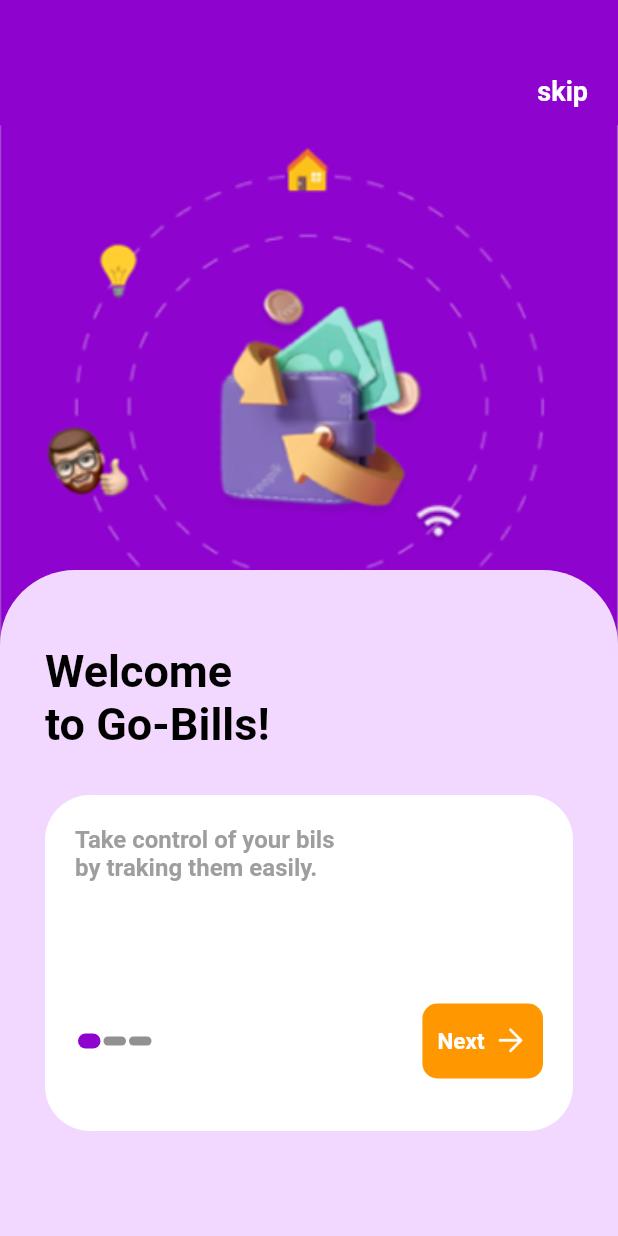
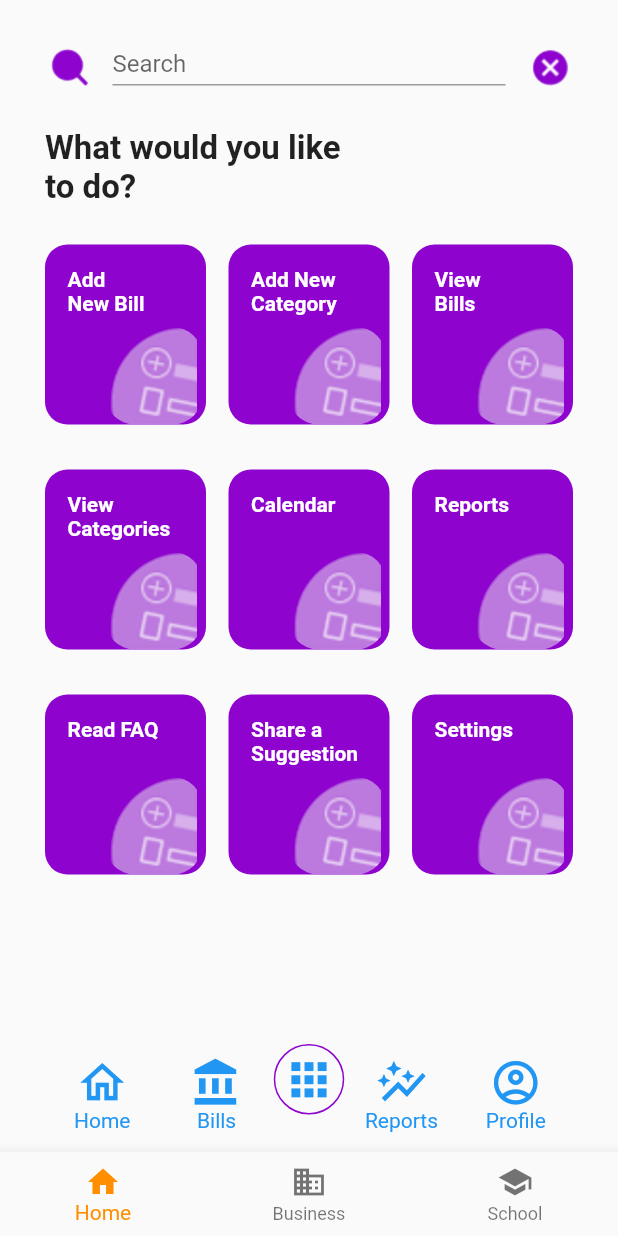
Before and after one commit to ChiragGajjar/PaymentReminder, a Flutter app: the screen it shows after launch, on a phone screen of 412 x 824 dp. Run offline on Flutter 3.47's test engine with Material 2 defaults, Android fonts, the phone set to English and light mode, and no system bars.

Commit message:
search screen flow added

```diff
--- a/lib/Utils/app_images.dart
+++ b/lib/Utils/app_images.dart
@@ -7,5 +7,8 @@ class AppImages {
   static const AssetImage arrow_white = AssetImage(imagePackage + 'arrow_white.png');
   static const AssetImage google_logo = AssetImage(imagePackage + 'google_logo.png');
   static const AssetImage login_icon = AssetImage(imagePackage + 'login_icon.png');
+  static const AssetImage close_icon = AssetImage(imagePackage + 'close.png');
+  static const AssetImage search_icon = AssetImage(imagePackage + 'search.png');
+  static const AssetImage search_background = AssetImage(imagePackage + 'search_background.png');
 
 }
--- a/lib/login/login_screen.dart
+++ b/lib/login/login_screen.dart
@@ -58,7 +58,7 @@ class _LoginScreenState extends State<LoginScreen> {
             ),
           ),
           Positioned(
-            top: 220,
+           // top: 220,
             left: 0,
             right: 0,
             bottom: 0,
@@ -73,8 +73,7 @@ class _LoginScreenState extends State<LoginScreen> {
               child: Column(
                 crossAxisAlignment: CrossAxisAlignment.start,
                 children: [
-                  Expanded(
-                    child: Container(
+                  Container(
                     margin:
                         EdgeInsets.symmetric(horizontal: 35, vertical: 40),
                     decoration: BoxDecoration(
@@ -293,7 +292,6 @@ class _LoginScreenState extends State<LoginScreen> {
                       ],
                     ),
                   ),
-                  ),
                   SizedBox(
                     height: 40,
                   ),
--- a/lib/main.dart
+++ b/lib/main.dart
@@ -1,6 +1,7 @@
 import 'package:flutter/material.dart';
 import 'package:payment_app/login/login_screen.dart';
 import 'package:payment_app/onboarding/welcome_screen1.dart';
+import 'package:payment_app/search_screen.dart';
 
 void main() {
   runApp(MyApp());
@@ -15,7 +16,7 @@ class MyApp extends StatelessWidget {
       theme: ThemeData(
         primarySwatch: Colors.blue,
       ),
-      home: WelcomePage1(),
+      home: SearchScreen(),
     );
   }
 }
--- /dev/null
+++ b/lib/search_screen.dart
@@ -0,0 +1,530 @@
+import 'package:flutter/material.dart';
+
+import 'Utils/app_images.dart';
+
+class SearchScreen extends StatefulWidget {
+  const SearchScreen({Key? key}) : super(key: key);
+
+  @override
+  _SearchScreenState createState() => _SearchScreenState();
+}
+
+class _SearchScreenState extends State<SearchScreen> {
+  @override
+  Widget build(BuildContext context) {
+    return Scaffold(
+      resizeToAvoidBottomInset: false,
+      body: Container(
+        margin: EdgeInsets.only(top: 30, left: 30, bottom: 5, right: 30),
+        child: Column(
+          children: [
+            Row(children: [
+              Image(
+                height: 30,
+                width: 30,
+                image: AppImages.search_icon,
+              ),
+              SizedBox(
+                height: 26,
+                width: 15,
+              ),
+              Expanded(
+                child: TextField(
+                  decoration: InputDecoration(
+                    hintText: "Search",
+                    isDense: true,
+                    contentPadding: EdgeInsets.only(bottom: 5),
+                  ),
+                ),
+              ),
+              SizedBox(
+                height: 26,
+                width: 15,
+              ),
+              Image(
+                height: 30,
+                width: 30,
+                image: AppImages.close_icon,
+              ),
+            ]),
+            Expanded(
+                child: Container(
+              child: Column(
+                crossAxisAlignment: CrossAxisAlignment.start,
+                children: [
+                  SizedBox(
+                    height: 26,
+                    width: 15,
+                  ),
+                  Text(
+                    "What would you like \nto do?",
+                    style: TextStyle(fontWeight: FontWeight.bold, fontSize: 22),
+                  ),
+                  SizedBox(
+                    height: 25,
+                    width: 15,
+                  ),
+                  Row(
+                    children: [
+                      Expanded(
+                        child: Container(
+                          decoration: BoxDecoration(
+                            borderRadius: BorderRadius.all(Radius.circular(15)),
+                            color: Color(0xFF8E04CE),
+                          ),
+                          height: 120,
+                          child: Stack(
+                            children: [
+                              Positioned(
+                                top: 15,
+                                left: 15,
+                                child: Text(
+                                  "Add \nNew Bill",
+                                  style: TextStyle(
+                                      color: Colors.white,
+                                      fontWeight: FontWeight.bold),
+                                ),
+                              ),
+                              Positioned(
+                                top: 55,
+                                left: 40,
+                                child: ClipRRect(
+                                  borderRadius: BorderRadius.circular(20),
+                                  child: Image(
+                                    height: 65,
+                                    width: 65,
+                                    image: AppImages.search_background,
+                                  ),
+                                ),
+                              ),
+                            ],
+                          ),
+                        ),
+                      ),
+                      SizedBox(
+                        height: 26,
+                        width: 15,
+                      ),
+                      Expanded(
+                        child: Container(
+                          decoration: BoxDecoration(
+                            borderRadius: BorderRadius.all(Radius.circular(15)),
+                            color: Color(0xFF8E04CE),
+                          ),
+                          height: 120,
+                          child: Stack(
+                            children: [
+                              Positioned(
+                                top: 15,
+                                left: 15,
+                                child: Text(
+                                  "Add New \nCategory",
+                                  style: TextStyle(
+                                      color: Colors.white,
+                                      fontWeight: FontWeight.bold),
+                                ),
+                              ),
+                              Positioned(
+                                top: 55,
+                                left: 40,
+                                child: ClipRRect(
+                                  borderRadius: BorderRadius.circular(20),
+                                  child: Image(
+                                    height: 65,
+                                    width: 65,
+                                    image: AppImages.search_background,
+                                  ),
+                                ),
+                              ),
+                            ],
+                          ),
+                        ),
+                      ),
+                      SizedBox(
+                        height: 26,
+                        width: 15,
+                      ),
+                      Expanded(
+                        child: Container(
+                          decoration: BoxDecoration(
+                            borderRadius: BorderRadius.all(Radius.circular(15)),
+                            color: Color(0xFF8E04CE),
+                          ),
+                          height: 120,
+                          child: Stack(
+                            children: [
+                              Positioned(
+                                top: 15,
+                                left: 15,
+                                child: Text(
+                                  "View \nBills",
+                                  style: TextStyle(
+                                      color: Colors.white,
+                                      fontWeight: FontWeight.bold),
+                                ),
+                              ),
+                              Positioned(
+                                top: 55,
+                                left: 40,
+                                child: ClipRRect(
+                                  borderRadius: BorderRadius.circular(20),
+                                  child: Image(
+                                    height: 65,
+                                    width: 65,
+                                    image: AppImages.search_background,
+                                  ),
+                                ),
+                              ),
+                            ],
+                          ),
+                        ),
+                      ),
+                    ],
+                  ),
+                  SizedBox(
+                    height: 30,
+                    width: 15,
+                  ),
+                  Row(
+                    children: [
+                      Expanded(
+                        child: Container(
+                          decoration: BoxDecoration(
+                            borderRadius: BorderRadius.all(Radius.circular(15)),
+                            color: Color(0xFF8E04CE),
+                          ),
+                          height: 120,
+                          child: Stack(
+                            children: [
+                              Positioned(
+                                top: 15,
+                                left: 15,
+                                child: Text(
+                                  "View \nCategories",
+                                  style: TextStyle(
+                                      color: Colors.white,
+                                      fontWeight: FontWeight.bold),
+                                ),
+                              ),
+                              Positioned(
+                                top: 55,
+                                left: 40,
+                                child: ClipRRect(
+                                  borderRadius: BorderRadius.circular(20),
+                                  child: Image(
+                                    height: 65,
+                                    width: 65,
+                                    image: AppImages.search_background,
+                                  ),
+                                ),
+                              ),
+                            ],
+                          ),
+                        ),
+                      ),
+                      SizedBox(
+                        height: 26,
+                        width: 15,
+                      ),
+                      Expanded(
+                        child: Container(
+                          decoration: BoxDecoration(
+                            borderRadius: BorderRadius.all(Radius.circular(15)),
+                            color: Color(0xFF8E04CE),
+                          ),
+                          height: 120,
+                          child: Stack(
+                            children: [
+                              Positioned(
+                                top: 15,
+                                left: 15,
+                                child: Text(
+                                  "Calendar",
+                                  style: TextStyle(
+                                      color: Colors.white,
+                                      fontWeight: FontWeight.bold),
+                                ),
+                              ),
+                              Positioned(
+                                top: 55,
+                                left: 40,
+                                child: ClipRRect(
+                                  borderRadius: BorderRadius.circular(20),
+                                  child: Image(
+                                    height: 65,
+                                    width: 65,
+                                    image: AppImages.search_background,
+                                  ),
+                                ),
+                              ),
+                            ],
+                          ),
+                        ),
+                      ),
+                      SizedBox(
+                        height: 26,
+                        width: 15,
+                      ),
+                      Expanded(
+                        child: Container(
+                          decoration: BoxDecoration(
+                            borderRadius: BorderRadius.all(Radius.circular(15)),
+                            color: Color(0xFF8E04CE),
+                          ),
+                          height: 120,
+                          child: Stack(
+                            children: [
+                              Positioned(
+                                top: 15,
+                                left: 15,
+                                child: Text(
+                                  "Reports",
+                                  style: TextStyle(
+                                      color: Colors.white,
+                                      fontWeight: FontWeight.bold),
+                                ),
+                              ),
+                              Positioned(
+                                top: 55,
+                                left: 40,
+                                child: ClipRRect(
+                                  borderRadius: BorderRadius.circular(20),
+                                  child: Image(
+                                    height: 65,
+                                    width: 65,
+                                    image: AppImages.search_background,
+                                  ),
+                                ),
+                              ),
+                            ],
+                          ),
+                        ),
+                      ),
+                    ],
+                  ),
+                  SizedBox(
+                    height: 30,
+                    width: 15,
+                  ),
+                  Row(
+                    children: [
+                      Expanded(
+                        child: Container(
+                          decoration: BoxDecoration(
+                            borderRadius: BorderRadius.all(Radius.circular(15)),
+                            color: Color(0xFF8E04CE),
+                          ),
+                          height: 120,
+                          child: Stack(
+                            children: [
+                              Positioned(
+                                top: 15,
+                                left: 15,
+                                child: Text(
+                                  "Read FAQ",
+                                  style: TextStyle(
+                                      color: Colors.white,
+                                      fontWeight: FontWeight.bold),
+                                ),
+                              ),
+                              Positioned(
+                                top: 55,
+                                left: 40,
+                                child: ClipRRect(
+                                  borderRadius: BorderRadius.circular(20),
+                                  child: Image(
+                                    height: 65,
+                                    width: 65,
+                                    image: AppImages.search_background,
+                                  ),
+                                ),
+                              ),
+                            ],
+                          ),
+                        ),
+                      ),
+                      SizedBox(
+                        height: 15,
+                        width: 15,
+                      ),
+                      Expanded(
+                        child: Container(
+                          decoration: BoxDecoration(
+                            borderRadius: BorderRadius.all(Radius.circular(15)),
+                            color: Color(0xFF8E04CE),
+                          ),
+                          height: 120,
+                          child: Stack(
+                            children: [
+                              Positioned(
+                                top: 15,
+                                left: 15,
+                                child: Text(
+                                  "Share a \nSuggestion",
+                                  style: TextStyle(
+                                      color: Colors.white,
+                                      fontWeight: FontWeight.bold),
+                                ),
+                              ),
+                              Positioned(
+                                top: 55,
+                                left: 40,
+                                child: ClipRRect(
+                                  borderRadius: BorderRadius.circular(20),
+                                  child: Image(
+                                    height: 65,
+                                    width: 65,
+                                    image: AppImages.search_background,
+                                  ),
+                                ),
+                              ),
+                            ],
+                          ),
+                        ),
+                      ),
+                      SizedBox(
+                        height: 15,
+                        width: 15,
+                      ),
+                      Expanded(
+                        child: Container(
+                          decoration: BoxDecoration(
+                            borderRadius: BorderRadius.all(Radius.circular(15)),
+                            color: Color(0xFF8E04CE),
+                          ),
+                          height: 120,
+                          child: Stack(
+                            children: [
+                              Positioned(
+                                top: 15,
+                                left: 15,
+                                child: Text(
+                                  "Settings",
+                                  style: TextStyle(
+                                      color: Colors.white,
+                                      fontWeight: FontWeight.bold),
+                                ),
+                              ),
+                              Positioned(
+                                top: 55,
+                                left: 40,
+                                child: ClipRRect(
+                                  borderRadius: BorderRadius.circular(20),
+                                  child: Image(
+                                    height: 65,
+                                    width: 65,
+                                    image: AppImages.search_background,
+                                  ),
+                                ),
+                              ),
+                            ],
+                          ),
+                        ),
+                      ),
+                    ],
+                  ),
+                ],
+              ),
+            )),
+            Container(
+                child: Row(
+              children: [
+                Expanded(
+                  child: Column(
+                    children: [
+                      Icon(
+                        Icons.home_outlined,
+                        size: 35,
+                        color: Colors.blue,
+                      ),
+                      Text(
+                        "Home",
+                        style: TextStyle(color: Colors.blue),
+                      )
+                    ],
+                  ),
+                ),
+                Expanded(
+                  child: Column(
+                    children: [
+                      Icon(
+                        Icons.account_balance_sharp,
+                        size: 35,
+                        color: Colors.blue,
+                      ),
+                      Text(
+                        "Bills",
+                        style: TextStyle(color: Colors.blue),
+                      )
+                    ],
+                  ),
+                ),
+                Container(
+                  margin: EdgeInsets.only(bottom: 20),
+                  child: Container(
+                    padding:
+                        EdgeInsets.only(top: 5, bottom: 5, left: 5, right: 5),
+                    decoration: BoxDecoration(
+                      borderRadius: BorderRadius.all(Radius.circular(40)),
+                      border: Border.all(color: Color(0xFF8E04CE)),
+                    ),
+                    child: Icon(
+                      Icons.apps_rounded,
+                      size: 35,
+                      color: Colors.blue,
+                    ),
+                  ),
+                ),
+                Expanded(
+                  child: Column(
+                    children: [
+                      Icon(Icons.auto_graph, size: 35, color: Colors.blue),
+                      Text(
+                        "Reports",
+                        style: TextStyle(color: Colors.blue),
+                      )
+                    ],
+                  ),
+                ),
+                Expanded(
+                  child: Column(
+                    children: [
+                      Icon(
+                        Icons.account_circle_outlined,
+                        color: Colors.blue,
+                        size: 35,
+                      ),
+                      Text(
+                        "Profile",
+                        style: TextStyle(color: Colors.blue),
+                      )
+                    ],
+                  ),
+                )
+              ],
+            ))
+          ],
+        ),
+      ),
+      bottomNavigationBar: BottomNavigationBar(
+        items: const <BottomNavigationBarItem>[
+          BottomNavigationBarItem(
+            icon: Icon(Icons.home),
+            label: 'Home',
+          ),
+          BottomNavigationBarItem(
+            icon: Icon(Icons.business),
+            label: 'Business',
+          ),
+          BottomNavigationBarItem(
+            icon: Icon(Icons.school),
+            label: 'School',
+          ),
+        ],
+        currentIndex: 0,
+        selectedItemColor: Colors.amber[800],
+        onTap: null,
+      ),
+    );
+  }
+}
```
Also changed, not shown: assets/images/close.png (added), assets/images/search.png (added), assets/images/search_background.png (added). Lines whose indentation alone changed are shown as unchanged.
